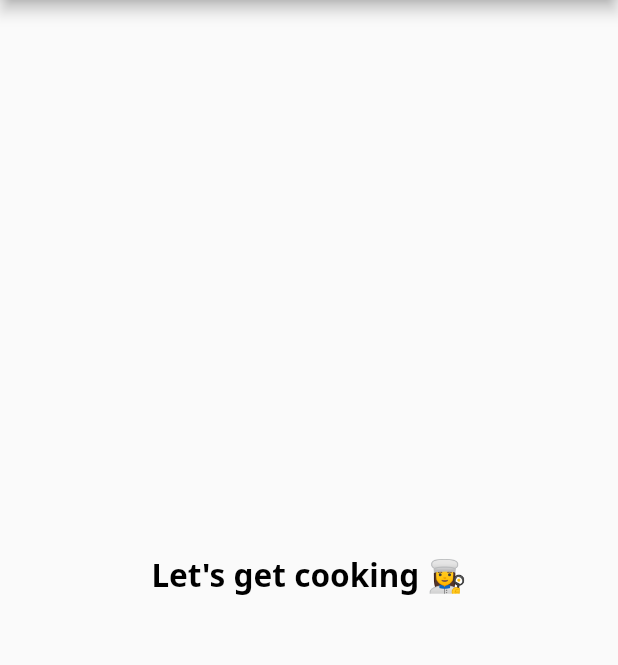
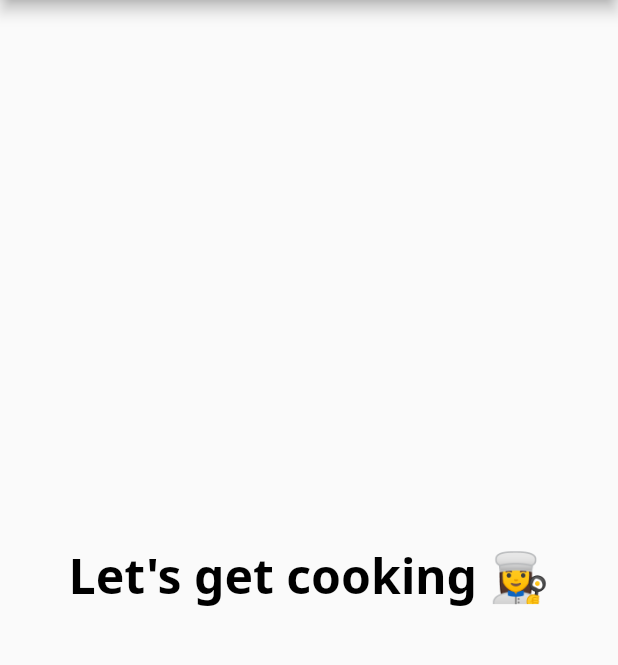
Before and after one commit to nestoredduardo/recipe-app, a Flutter app: the screen it shows after launch, on a phone screen of 412 x 824 dp, the part 84-749 px from its top. Run offline on Flutter 3.47's test engine with Material 2 defaults, Android fonts, the phone set to English and light mode, and no system bars; our stand-ins replace google_fonts.

Commit message:
Home component

```diff
--- /dev/null
+++ b/lib/home.dart
@@ -0,0 +1,32 @@
+import 'package:flutter/material.dart';
+
+// 1
+class Home extends StatefulWidget {
+  const Home({Key? key}) : super(key: key);
+
+  @override
+  _HomeState createState() => _HomeState();
+}
+
+class _HomeState extends State<Home> {
+  // TODO: Add state variables and functions
+
+  @override
+  Widget build(BuildContext context) {
+    return Scaffold(
+      appBar: AppBar(
+        title: Text(
+          'Fooderlich',
+          // 2
+          style: Theme.of(context).textTheme.headline6,
+        ),
+      ),
+      // TODO: Show selected tab
+      body: Center(
+          child: Text('Let\'s get cooking 👩‍🍳',
+              // 3
+              style: Theme.of(context).textTheme.headline1)),
+      // TODO: Add bottom navigation bar
+    );
+  }
+}
--- a/lib/main.dart
+++ b/lib/main.dart
@@ -2,6 +2,7 @@ import 'package:flutter/material.dart';
 import 'package:google_fonts/google_fonts.dart';
 
 import 'recipe_theme.dart';
+import 'home.dart';
 
 void main() {
   // 1
@@ -14,16 +15,11 @@ class Fooderlich extends StatelessWidget {
   @override
   Widget build(BuildContext context) {
     final theme = RecipeTheme.light();
-    // TODO: Apply Home widget
-    // 3
+
     return MaterialApp(
       theme: theme,
       title: 'Fooderlich',
-      // 4
-      home: Scaffold(
-        appBar: AppBar(title: Text('Fooderlich', style: theme.textTheme.headline6,)),
-        body: Center(child: Text('Let\'s get cooking 👩‍🍳', style: theme.textTheme.headline2,)),
-      ),
+      home: const Home(),
     );
   }
 }
```
